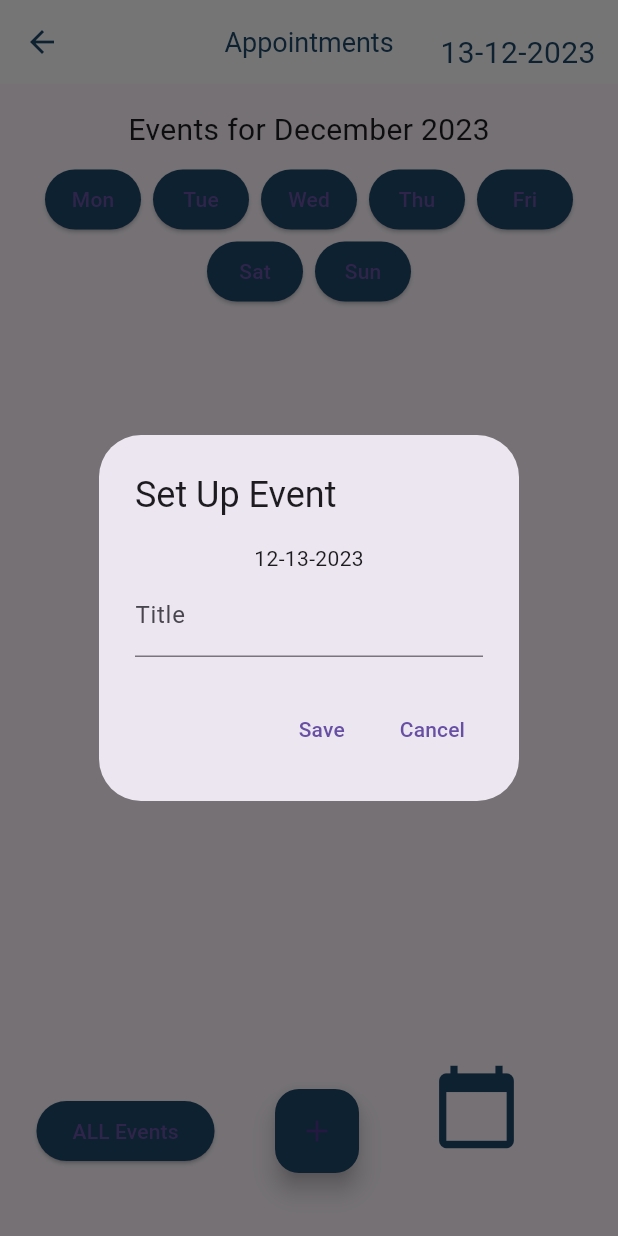
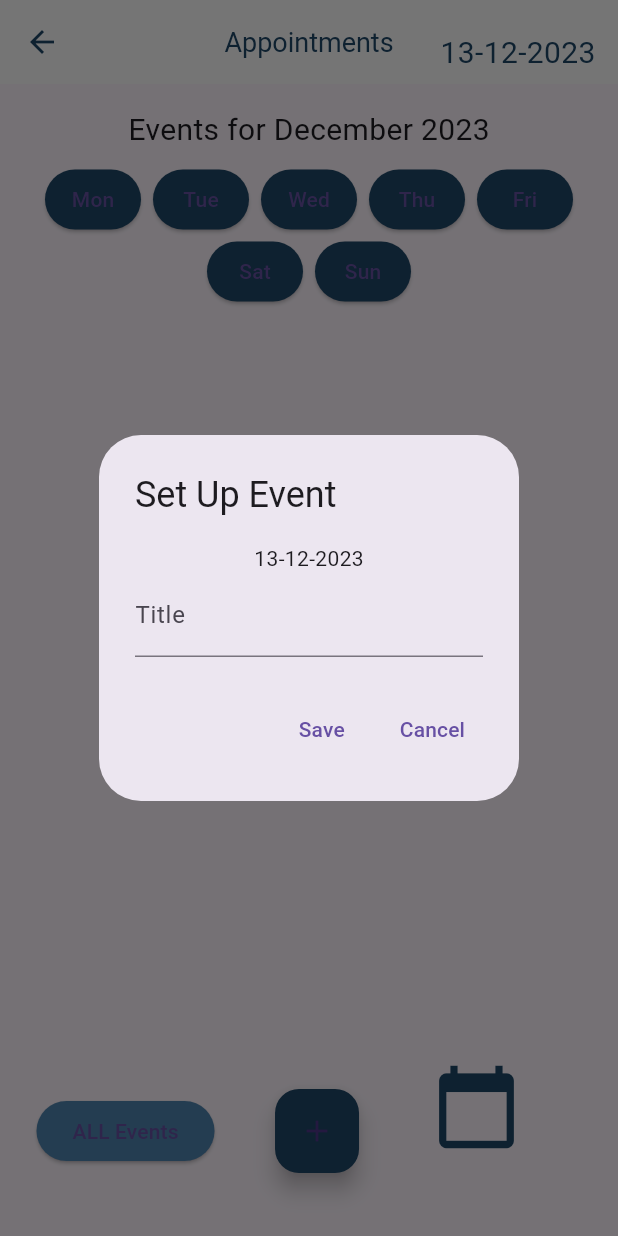
Before and after one commit to frankynava22/easypeasypal, a Flutter app: the AppointmentsPage screen opened directly, after a tap on the "add" icon, on a phone screen of 412 x 824 dp. Run offline on Flutter 3.47's test engine with Material 3 defaults, Android fonts, the phone set to English and light mode, and no system bars; our stand-ins replace animated_text_kit, cloud_firestore, firebase_auth, firebase_core, firebase_messaging, flutter_local_notifications and 2 more; accounts and stored records are empty.

Commit message:
Appointments Complete

```diff
--- a/lib/screens/appointments.dart
+++ b/lib/screens/appointments.dart
@@ -32,6 +32,7 @@ class _AppointmentsPageState extends State<AppointmentsPage> {
   List<Map<String, dynamic>> _allEvents = [];
   List<Map<String, dynamic>> _filteredEvents = [];
   double _opacity = 0.0;
+  int _selectedDay = 0;
 
   @override
   void initState() {
@@ -78,6 +79,7 @@ class _AppointmentsPageState extends State<AppointmentsPage> {
             children: [
               ElevatedButton(
                 onPressed: () {
+                  _selectedDay = 0;
                   setState(() {
                     _isWeekView = false;
                   });
@@ -85,7 +87,13 @@ class _AppointmentsPageState extends State<AppointmentsPage> {
                 },
                 child: Text('ALL Events'),
                 style: ButtonStyle(
-                  backgroundColor: MaterialStateProperty.all(const Color.fromARGB(255, 30, 71, 104)),
+                  backgroundColor: MaterialStateProperty.resolveWith<Color>((Set<MaterialState> states) {
+                    if (_selectedDay == 0) {
+                      return const Color.fromARGB(255, 79, 132, 176); // Highlight
+                    } else {
+                      return const Color.fromARGB(255, 30, 71, 104); // Default
+                    }
+                  }),
                   shape: MaterialStateProperty.all<RoundedRectangleBorder>(
                     RoundedRectangleBorder(
                       borderRadius: BorderRadius.circular(20.0),
@@ -93,8 +101,10 @@ class _AppointmentsPageState extends State<AppointmentsPage> {
                   ),
                 ),
               ),
+
               FloatingActionButton(
                 onPressed: () async {
+
                   _showEventSetupDialog(context);
                 },
                 child: Icon(Icons.add),
@@ -241,11 +251,21 @@ class _AppointmentsPageState extends State<AppointmentsPage> {
   Widget _buildDayFilterButton(String day, int dayOfWeek) {
   return ElevatedButton(
     onPressed: () {
+      setState(() {
+        if (dayOfWeek == -1) {
+          // -1 represents the "All Events" button
+          _selectedDay = -1;
+        } else {
+          _selectedDay = dayOfWeek;
           _filterEventsByDay(dayOfWeek);
+        }
+      });
     },
     child: Text(day),
     style: ElevatedButton.styleFrom(
-        backgroundColor: Color.fromARGB(255, 30, 71, 104),
+      backgroundColor: dayOfWeek == _selectedDay || (dayOfWeek == -1 && _selectedDay == null)
+          ? Color.fromARGB(255, 79, 132, 176) // Highlighted color
+          : Color.fromARGB(255, 30, 71, 104), // Default color
       padding: EdgeInsets.symmetric(horizontal: 10),
       shape: RoundedRectangleBorder(
         borderRadius: BorderRadius.circular(20.0),
@@ -253,6 +273,8 @@ class _AppointmentsPageState extends State<AppointmentsPage> {
     ),
   );
 }
+
+
 
 
 
@@ -309,7 +331,7 @@ class _AppointmentsPageState extends State<AppointmentsPage> {
           content: Column(
             mainAxisSize: MainAxisSize.min,
             children: <Widget>[
-              Text(DateFormat('MM-dd-yyyy').format(_selectedDate)),
+              Text(DateFormat('dd-MM-yyyy').format(_selectedDate)),
               TextField(
                 controller: _eventTitleController,
                 decoration: InputDecoration(labelText: 'Title'),
```
Lines whose indentation alone changed are shown as unchanged.
